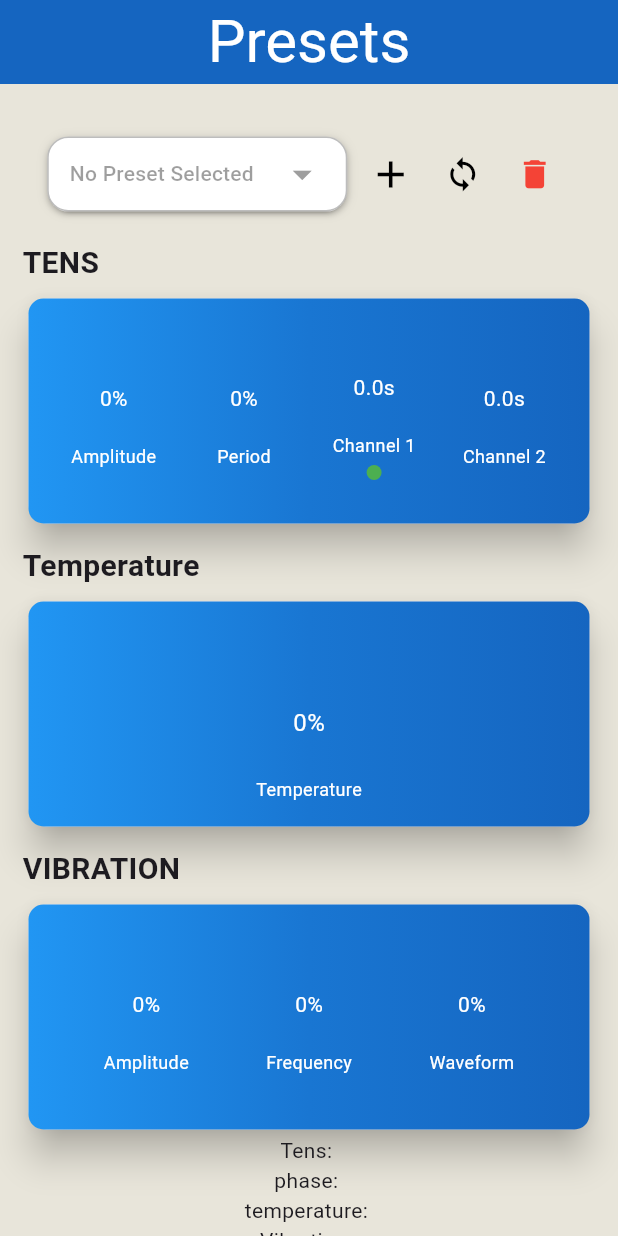
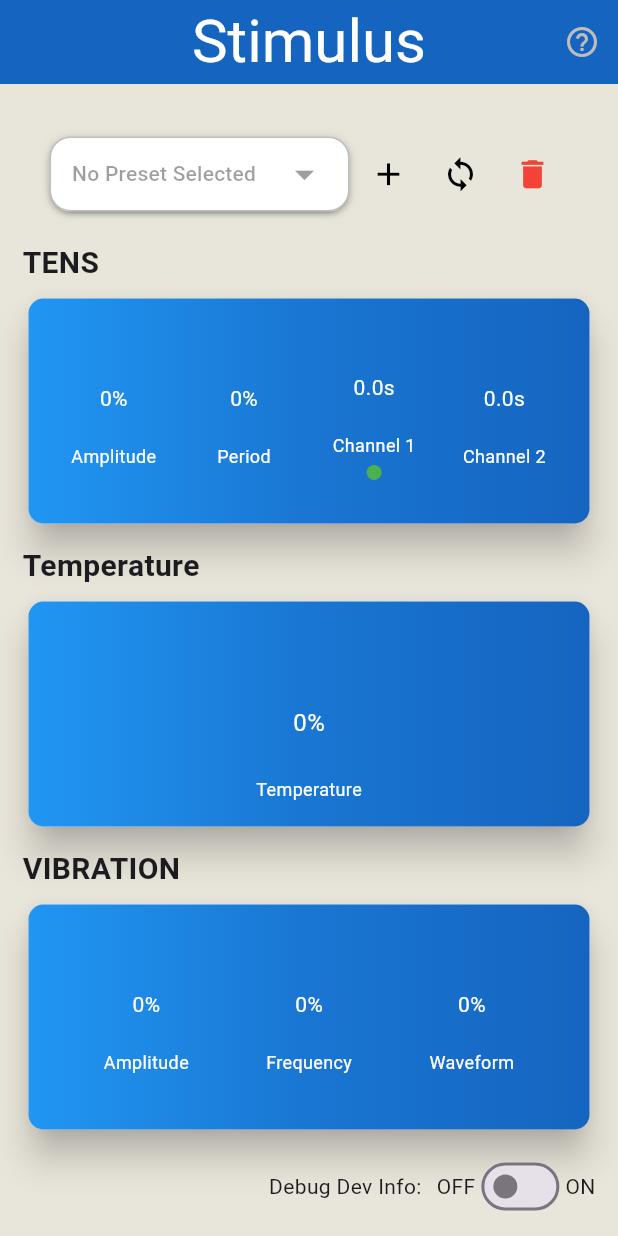
Before and after one commit to HaskizMe/PainDrainPhoneApp, a Flutter app: the NewHomePage screen opened directly, on a phone screen of 412 x 824 dp. Run offline on Flutter 3.47's test engine with Material 3 defaults, Android fonts, the phone set to English and light mode, and no system bars; drawn by our look-alikes of dropdown_button2, percent_indicator; our stand-ins replace device_preview, flutter_blue_plus, flutter_xlider, get, introduction_screen, package_info_plus and 2 more; missing offline and left inert: syncfusion_flutter_core; accounts and stored records are empty.

Commit message:
Added intro screen, fixed temperature off button functionality and added Dev debug info switch

```diff
--- a/lib/controllers/presets_controller.dart
+++ b/lib/controllers/presets_controller.dart
@@ -12,6 +12,7 @@ class SavedPresets{
   //List<String>? _presets;
   String? _currentPreset;
   late final StimulusController _stimController;
+  late bool _isDevControls;
 
 
   // Constructor
@@ -24,23 +25,33 @@ class SavedPresets{
     _stimController = Get.find();
     // Initialize shared preferences
     _prefs = await SharedPreferences.getInstance();
+    _isDevControls = false;
+    //_prefs.clear();
   }
 
   List<String> getPresets() {
-    List<String> presets = _prefs.getKeys().toList()..sort();
+    //List<String> presets = _prefs.getKeys().toList()..sort();
+    //List<String> presets = _prefs.getKeys().where((key) => key.contains("preset")).toList()..sort();
+    //List<String> presets = _prefs.getKeys().where((key) => key.contains("preset.")).map((key) => key.replaceAll("preset.", "")).toList()..sort();
+    List<String> presets = _prefs.getKeys().where((key) => key.contains("preset.")).map((key) => key.substring(7)).toList()..sort();
+
+
+
     return presets;
   }
   Set<String> getKeys() {
-    final Set<String> allKeys = _prefs.getKeys();
+    final Set<String> allKeys = _prefs.getKeys().where((key) => key.contains("preset")).toSet();
     return allKeys;
   }
 
   String? getCurrentPreset() {
-    return _currentPreset;
+    // return _currentPreset?.replaceAll("preset.", "");
+    return _currentPreset?.substring(7);
+
   }
 
   void setCurrentPreset(String? newPreset){
-    _currentPreset = newPreset;
+    _currentPreset = "preset.$newPreset";
   }
 
 
@@ -51,26 +62,25 @@ class SavedPresets{
   void addNewPreset(String presetName) async {
     List<String> presetValues = _stimController.getAllStimulusValues();
 
-    await _prefs.setStringList(presetName, presetValues);
+    await _prefs.setStringList("preset.$presetName", presetValues);
 
-    print(_prefs.getStringList(presetName));
+    print(_prefs.getStringList("preset.$presetName"));
     print(_prefs.getKeys());
 
   }
 
   Future<void> deletePreset2(String presetName) async {
     // Check if the list is not null and contains the presetName
-    if (_prefs.getKeys().contains(presetName)) {
+    if (_prefs.getKeys().contains("preset.$presetName")) {
       // Remove the desired value from the list
-      await _prefs.remove(presetName);
+      await _prefs.remove("preset.$presetName");
     }
     print(_prefs.getKeys());
   }
 
   void loadPreset(String presetName) {
-    if (_prefs.getKeys().contains(presetName) && _prefs.getStringList(presetName) != null) {
-      // Remove the desired value from the list
-      List<String> presetValues = _prefs.getStringList(presetName)!;
+    if (_prefs.getKeys().contains("preset.$presetName") && _prefs.getStringList("preset.$presetName") != null) {
+      List<String> presetValues = _prefs.getStringList("preset.$presetName")!;
       _stimController.setStimulus(_stimController.tensAmp, double.parse(presetValues[0]));
       _stimController.setStimulus(_stimController.tensPeriod, double.parse(presetValues[1]));
       _stimController.setStimulus(_stimController.tensDurCh1, double.parse(presetValues[2]));
@@ -82,7 +92,7 @@ class SavedPresets{
       _stimController.setStimulus(_stimController.vibeFreq, double.parse(presetValues[8]));
       _stimController.setStimulus(_stimController.vibeWaveform, double.parse(presetValues[9]));
       _stimController.setCurrentWaveType(presetValues[10]);
-      print(_prefs.getStringList(presetName));
+      print(_prefs.getStringList("preset.$presetName"));
     }
   }
 
@@ -118,4 +128,12 @@ class SavedPresets{
     }
   }
 
+  bool getDevControls(){
+    return _isDevControls;
+  }
+
+  setDevControls(bool isEnabled) {
+    _isDevControls = isEnabled;
+  }
+
 }
--- a/lib/screens/new_home_page.dart
+++ b/lib/screens/new_home_page.dart
@@ -2,6 +2,7 @@ import 'package:flutter/material.dart';
 import 'package:get/get.dart';
 import 'package:pain_drain_mobile_app/controllers/bluetooth_controller.dart';
 import 'package:pain_drain_mobile_app/controllers/stimulus_controller.dart';
+import 'package:pain_drain_mobile_app/screens/onboarding.dart';
 import 'package:pain_drain_mobile_app/widgets/custom_text_field.dart';
 import 'package:pain_drain_mobile_app/widgets/drop_down_button.dart';
 import 'package:pain_drain_mobile_app/widgets/tens_summary.dart';
@@ -26,6 +27,7 @@ class _NewHomePageState extends State<NewHomePage> with SingleTickerProviderStat
   //FocusNode textFocusNode = FocusNode();
   bool isAddingItem = false; // Track whether we are in "add" mode
   bool isLoading = false;
+
 
   @override
   void initState() {
@@ -91,6 +93,8 @@ class _NewHomePageState extends State<NewHomePage> with SingleTickerProviderStat
   }
 
   void _handleAddButtonPress(String newValue) {
+    print(newValue);
+    //newValue = "preset.$newValue";
     _prefs.addNewPreset(newValue);
     _prefs.setCurrentPreset(newValue);
     setState(() {
@@ -131,23 +135,6 @@ class _NewHomePageState extends State<NewHomePage> with SingleTickerProviderStat
       });
     }
   }
-  // void _handleButtonPress() {
-  //   // Simulate loading for 2 seconds
-  //   setState(() => isLoading = true);
-  //
-  //   Future.delayed(const Duration(seconds: 2), () {
-  //     setState(() => isLoading = false);
-  //
-  //   });
-  // }
-  //
-  // void loaderAnimation(AnimationController controller) async {
-  //   controller.forward();
-  //   print("delay start");
-  //   await Future.delayed(const Duration(seconds: 3), () {});
-  //   print("delay stop");
-  //   controller.reset();
-  // }
 
   void _updateProgress () => setState(() {});
 
@@ -157,7 +144,7 @@ class _NewHomePageState extends State<NewHomePage> with SingleTickerProviderStat
       backgroundColor: AppColors.offWhite,
       appBar: AppBar(
         title: const Text(
-          'Presets',
+          'Stimulus',
           style: TextStyle(
               fontSize: 40,
               color: Colors.white
@@ -168,6 +155,14 @@ class _NewHomePageState extends State<NewHomePage> with SingleTickerProviderStat
         backgroundColor: Colors.blue.shade800,
 
         centerTitle: true,
+        actions: [
+          IconButton(
+              onPressed: () {
+                Get.to(() => const OnBoarding());
+              },
+              icon: Icon(Icons.help_outline_rounded, color: Colors.grey.shade400,)
+          ),
+        ],
         //toolbarHeight: 90,
       ),
       body: SingleChildScrollView(
@@ -186,12 +181,12 @@ class _NewHomePageState extends State<NewHomePage> with SingleTickerProviderStat
                     crossAxisAlignment: CrossAxisAlignment.center,
                     children: [
                       DropDownBox(selectedItem: _prefs.getCurrentPreset(), items: _prefs.getPresets(), widthSize: 200, dropDownCategory: 'presets',),
-                      const SizedBox(width: 5.0,),
+                      const SizedBox(width: 2.0,),
                       IconButton(
                         icon: const Icon(
                           Icons.add,
                           color: Colors.black, // Change the icon color if needed
-                          size: 30.0,
+                          size: 25.0,
                         ),
                         onPressed: () {
                           setState(() {
@@ -255,14 +250,14 @@ class _NewHomePageState extends State<NewHomePage> with SingleTickerProviderStat
                   ),
                   const SizedBox(height: 5.0,),
                   TensSummary(update: _updateProgress,),
-                  SizedBox(height: 10.0,),
+                  const SizedBox(height: 10.0,),
                   const Align(
                     alignment: Alignment.centerLeft,
                     child: Text("Temperature", style: TextStyle(fontSize: 20, fontWeight: FontWeight.bold),),
                   ),
                   const SizedBox(height: 5.0,),
                   TemperatureSummary(update: _updateProgress,),
-                  SizedBox(height: 10.0,),
+                  const SizedBox(height: 10.0,),
                   const Align(
 
                     alignment: Alignment.centerLeft,
@@ -270,11 +265,45 @@ class _NewHomePageState extends State<NewHomePage> with SingleTickerProviderStat
                   ),
                   const SizedBox(height: 5.0,),
                   VibrationSummary(update: _updateProgress,),
+                  const SizedBox(height: 10.0,),
 
-                  Text("Tens: ${_stimulusController.readTens}"),
-                  Text("phase: ${_stimulusController.readPhase}"),
-                  Text("temperature: ${_stimulusController.readTemp}"),
-                  Text("Vibration: ${_stimulusController.readVibe}"),
+                  Row(
+                    mainAxisAlignment: MainAxisAlignment.end,
+                    children: [
+                      const Text("Debug Dev Info:"),
+                      const SizedBox(width: 10.0,),
+                      const Text("OFF"),
+
+                      Switch(
+                          value: _prefs.getDevControls(),
+                        onChanged: (bool value) async {
+                          setState(() {
+                            _prefs.setDevControls(value);
+                          });
+                        },
+                      ),
+                      const Text("ON"),
+
+                    ],
+                  ),
+
+                  if(_prefs.getDevControls())
+                    Column(
+                      children: [
+                        Text("Tens: ${_stimulusController.readTens}", style: TextStyle(fontSize: 18),),
+                        Text("phase: ${_stimulusController.readPhase}", style: TextStyle(fontSize: 18)),
+                        Text("temperature: ${_stimulusController.readTemp}", style: TextStyle(fontSize: 18)),
+                        Text("Vibration: ${_stimulusController.readVibe}", style: TextStyle(fontSize: 18)),
+                        const SizedBox(height: 10.0,),
+                        ElevatedButton(
+                            onPressed: () {
+                              setState(() {});
+                            },
+                            child: const Text("Refresh")
+                        ),
+                      ],
+                    )
+
 
                 ],
               ),
--- a/lib/screens/new_temperature_screen.dart
+++ b/lib/screens/new_temperature_screen.dart
@@ -1,6 +1,7 @@
 import 'package:flutter/cupertino.dart';
 import 'package:flutter/material.dart';
 import 'package:get/get.dart';
+import 'package:pain_drain_mobile_app/controllers/bluetooth_controller.dart';
 import 'package:pain_drain_mobile_app/controllers/stimulus_controller.dart';
 import 'package:pain_drain_mobile_app/widgets/new_temp_slider.dart';
 
@@ -13,6 +14,7 @@ class NewTemperatureScreen extends StatefulWidget {
 
 class _NewTemperatureScreenState extends State<NewTemperatureScreen> {
   final StimulusController _stimController = Get.find();
+  final BluetoothController _bleController = Get.find();
 
   @override
   Widget build(BuildContext context) {
@@ -62,6 +64,8 @@ class _NewTemperatureScreenState extends State<NewTemperatureScreen> {
             ElevatedButton(
                 onPressed: () {
                   _stimController.setStimulus("temp", 0.0);
+                  String command = _bleController.getCommand("temperature");
+                  _bleController.newWriteToDevice(command);
                   setState(() {});
                 },
                 child: const Text("OFF", style: TextStyle(color: Colors.black),)
--- a/lib/widgets/drop_down_button.dart
+++ b/lib/widgets/drop_down_button.dart
@@ -74,6 +74,8 @@ class _DropDownBoxState extends State<DropDownBox> {
             setState(() {});
 
           } else if(widget.dropDownCategory == "presets"){
+            print(value);
+            //value = "preset.$value";
             preferences.setCurrentPreset(value);
             widget.selectedItem = preferences.getCurrentPreset();
 
```
Also changed, not shown: lib/main.dart (+10 -4 lines), lib/screens/onboarding.dart (added, +111 -0 lines), pubspec.yaml (+11 -0 lines), assets/add_preset.png (added), assets/adjust_sliders.png (added), assets/adjust_sliders2.png (added), assets/adjust_sliders3.png (added), assets/adjust_sliders4.png (added), assets/adjust_sliders5.png (added), assets/delete_preset.png (added), assets/img1.jpg (added), assets/load_preset.png (added), assets/move_sliders.gif (added), pubspec.lock.
